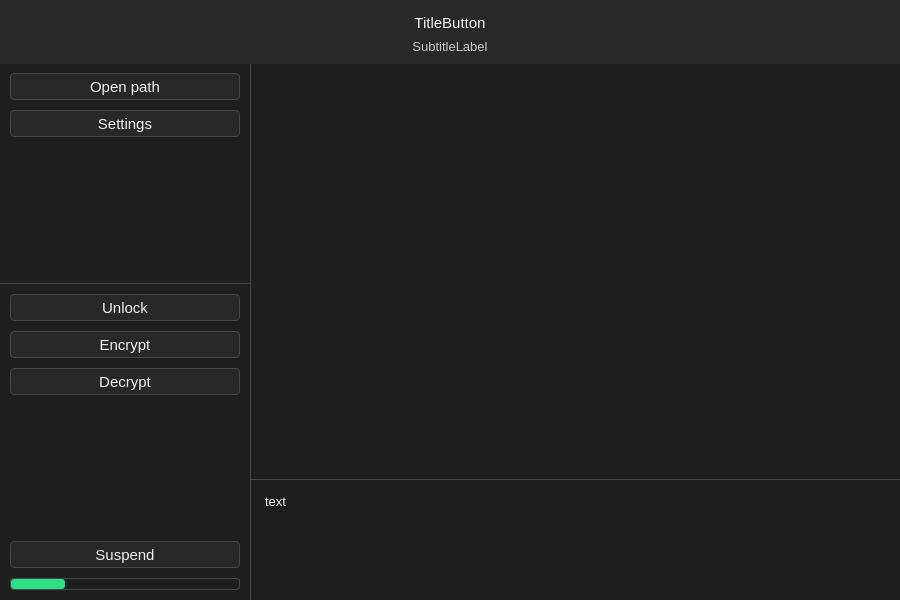
Qt form src/forms/VaultViewWindow.ui (Nothing031/Vault) before a commit.
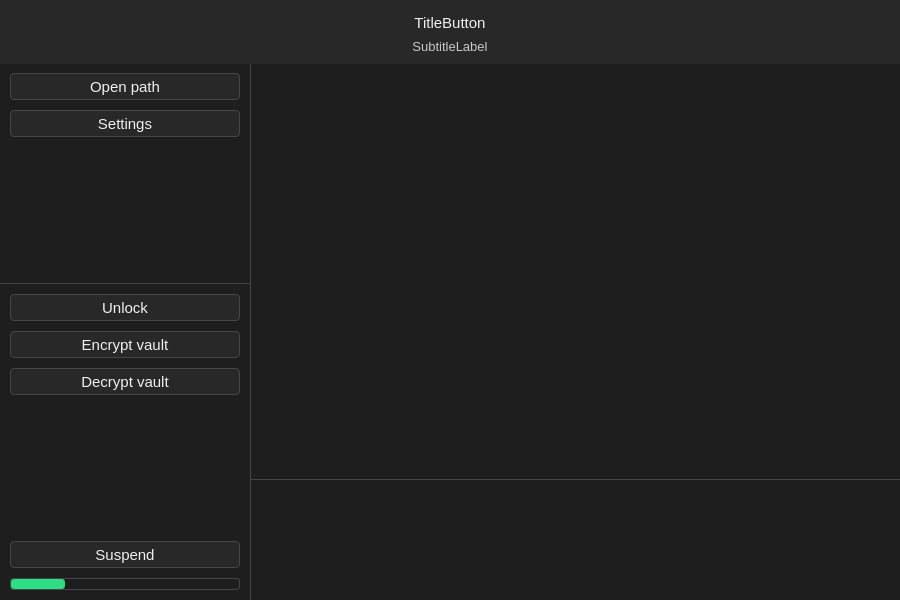
The same form after that commit. Custom widgets are drawn as their Qt base class.

Diff of the .ui file:
```diff
--- a/src/forms/VaultViewWindow.ui
+++ b/src/forms/VaultViewWindow.ui
@@ -217,14 +217,14 @@
           <bool>true</bool>
          </property>
          <property name="text">
-          <string>Encrypt</string>
+          <string>Encrypt vault</string>
          </property>
         </widget>
        </item>
        <item>
         <widget class="QPushButton" name="decryptButton">
          <property name="text">
-          <string>Decrypt</string>
+          <string>Decrypt vault</string>
          </property>
         </widget>
        </item>
@@ -278,7 +278,8 @@
       <property name="styleSheet">
        <string notr="true">max-height: 100px;
 padding: 10px 10px;
-border: 0px;</string>
+border: 0px;
+font: 10pt;</string>
       </property>
       <property name="verticalScrollBarPolicy">
        <enum>Qt::ScrollBarPolicy::ScrollBarAsNeeded</enum>
@@ -290,9 +291,8 @@
 hr { height: 1px; border-width: 0; }
 li.unchecked::marker { content: &quot;\2610&quot;; }
 li.checked::marker { content: &quot;\2612&quot;; }
-&lt;/style&gt;&lt;/head&gt;&lt;body style=&quot; font-family:'Arial'; font-size:12pt; font-weight:400; font-style:normal;&quot;&gt;
-&lt;p style=&quot; margin-top:0px; margin-bottom:0px; margin-left:0px; margin-right:0px; -qt-block-indent:0; text-indent:0px;&quot;&gt;&lt;span style=&quot; font-family:'Segoe UI'; font-size:10pt;&quot;&gt;text&lt;/span&gt;&lt;/p&gt;
-&lt;p style=&quot;-qt-paragraph-type:empty; margin-top:0px; margin-bottom:0px; margin-left:0px; margin-right:0px; -qt-block-indent:0; text-indent:0px; font-family:'Segoe UI'; font-size:10pt;&quot;&gt;&lt;br /&gt;&lt;/p&gt;&lt;/body&gt;&lt;/html&gt;</string>
+&lt;/style&gt;&lt;/head&gt;&lt;body style=&quot; font-family:'Arial'; font-size:10pt; font-weight:400; font-style:normal;&quot;&gt;
+&lt;p style=&quot;-qt-paragraph-type:empty; margin-top:0px; margin-bottom:0px; margin-left:0px; margin-right:0px; -qt-block-indent:0; text-indent:0px;&quot;&gt;&lt;br /&gt;&lt;/p&gt;&lt;/body&gt;&lt;/html&gt;</string>
       </property>
      </widget>
     </item>
```
Left out of the diff: 16 changed lines with no effect on the pictures.
